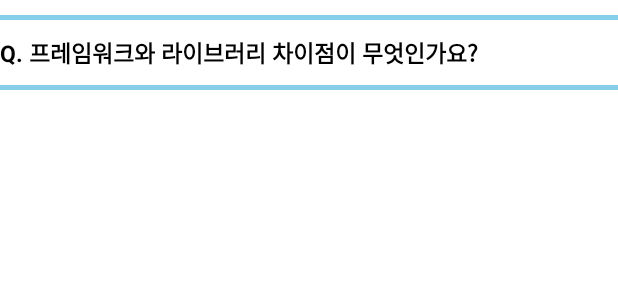
After one commit to yooeee/tq, an Android app: the layout layout_user_quenstion.xml on its own in the app's theme, with its tools: preview values and no code run, on a phone screen of 412 x 824 dp. The commit adds this screen. Shown: the top 300 px of the screen. Run offline under Robolectric (Android 15) with nearby library versions, the phone set to English and light mode, and no system bars.

Commit message:
레이아웃 만들기

```diff
--- a/app/src/main/java/com/example/todayquenstion/MainhomeActivity.kt
+++ b/app/src/main/java/com/example/todayquenstion/MainhomeActivity.kt
@@ -24,6 +24,7 @@ class MainhomeActivity : AppCompatActivity() {
         //기본적으로 메인홈 프래그먼트 보여주기
         supportFragmentManager.beginTransaction()
             .replace(R.id.mainhome_fragment, MainhomeFragment())
+            .addToBackStack(null)
             .commit()
 
         //////
@@ -33,6 +34,7 @@ class MainhomeActivity : AppCompatActivity() {
         binding.mymenubtn.setOnClickListener(){
             supportFragmentManager.beginTransaction()
                 .replace(R.id.mainhome_fragment, MyhomeFragment())
+                .addToBackStack(null)
                 .commit()
         }
 
@@ -40,6 +42,7 @@ class MainhomeActivity : AppCompatActivity() {
         binding.quenstionbtn.setOnClickListener(){
             supportFragmentManager.beginTransaction()
                 .replace(R.id.mainhome_fragment, UserCommuFragment())
+                .addToBackStack(null)
                 .commit()
         }
         //
@@ -48,6 +51,7 @@ class MainhomeActivity : AppCompatActivity() {
         binding.mainhomebtn.setOnClickListener(){
             supportFragmentManager.beginTransaction()
                 .replace(R.id.mainhome_fragment, MainhomeFragment())
+                .addToBackStack(null)
                 .commit()
         }
         //
@@ -64,6 +68,7 @@ class MainhomeActivity : AppCompatActivity() {
                 supportFragmentManager
                     .beginTransaction()
                     .replace(R.id.mainhome_fragment, MyGifticonFragment())
+                    .addToBackStack(null)
                     .commit()
 
             }
--- a/app/src/main/java/com/example/todayquenstion/MyGifticonFragment.kt
+++ b/app/src/main/java/com/example/todayquenstion/MyGifticonFragment.kt
@@ -2,6 +2,7 @@ package com.example.todayquenstion
 
 import android.content.Context
 import android.os.Bundle
+import android.util.Log
 import android.view.LayoutInflater
 import android.view.View
 import android.view.ViewGroup
@@ -19,6 +20,12 @@ class MyGifticonFragment : Fragment() {
         val binding = FragmentMygiftBinding.inflate(inflater, container, false)
         // 나의메뉴 클릭시 프래그먼트 이동
 
+        var temp = 23
+
+        temp = temp+105
+
+        Log.d("a","asd"+temp)
+
 
 
 
--- /dev/null
+++ b/app/src/main/res/layout/layout_user_quenstion.xml
@@ -0,0 +1,59 @@
+<?xml version="1.0" encoding="utf-8"?>
+<FrameLayout xmlns:android="http://schemas.android.com/apk/res/android"
+    xmlns:tools="http://schemas.android.com/tools"
+    android:layout_width="match_parent"
+    android:layout_height="match_parent"
+    android:background="#ffffff">
+
+<!-- 대표 색상코드 : #87CEEB-->
+
+
+    <LinearLayout
+        android:layout_width="match_parent"
+        android:layout_height="wrap_content"
+        android:orientation="vertical">
+
+        <View
+            android:layout_width="420dp"
+            android:layout_height="3dp"
+            android:layout_marginTop="10dp"
+            android:background="#87CEEB"
+
+            />
+
+        <LinearLayout
+            android:layout_width="match_parent"
+            android:layout_height="wrap_content">
+
+            <TextView
+                android:layout_width="wrap_content"
+                android:layout_height="wrap_content"
+                android:textStyle="bold"
+                android:textColor="@color/black"
+                android:layout_marginTop="10dp"
+                android:textSize="15dp"
+                android:text="Q. 프레임워크와 라이브러리 차이점이 무엇인가요?">
+            </TextView>
+
+
+        </LinearLayout>
+
+
+
+        <View
+            android:layout_width="420dp"
+            android:layout_height="3dp"
+            android:layout_marginTop="10dp"
+
+            android:background="#87CEEB"
+
+            />
+
+
+
+    </LinearLayout>
+
+
+
+
+</FrameLayout>
```
